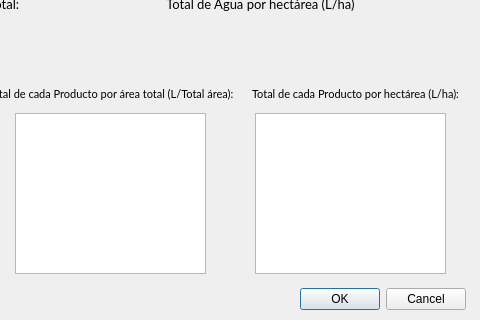
Qt form vista_resultados_dialog_base.ui (dani0105/drone_configurator) before a commit; both pictures show x 265 to 745 and y 167 to 487 of the 745 by 487 pixel window.
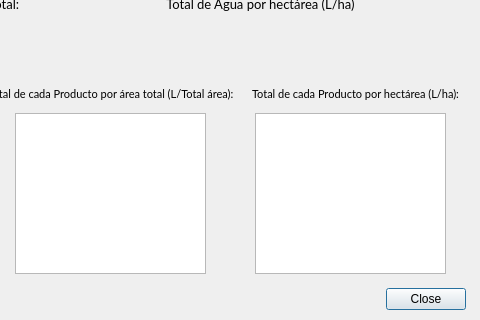
The same form after that commit.

What changed in the file:
```diff
--- a/vista_resultados_dialog_base.ui
+++ b/vista_resultados_dialog_base.ui
@@ -16,9 +16,9 @@
   <widget class="QDialogButtonBox" name="buttonBox">
    <property name="geometry">
     <rect>
-     <x>560</x>
+     <x>650</x>
      <y>450</y>
-     <width>171</width>
+     <width>81</width>
      <height>32</height>
     </rect>
    </property>
@@ -26,7 +26,7 @@
     <enum>Qt::Horizontal</enum>
    </property>
    <property name="standardButtons">
-    <set>QDialogButtonBox::Cancel|QDialogButtonBox::Ok</set>
+    <set>QDialogButtonBox::Close</set>
    </property>
   </widget>
   <widget class="QLabel" name="label_descargasHa">
```
